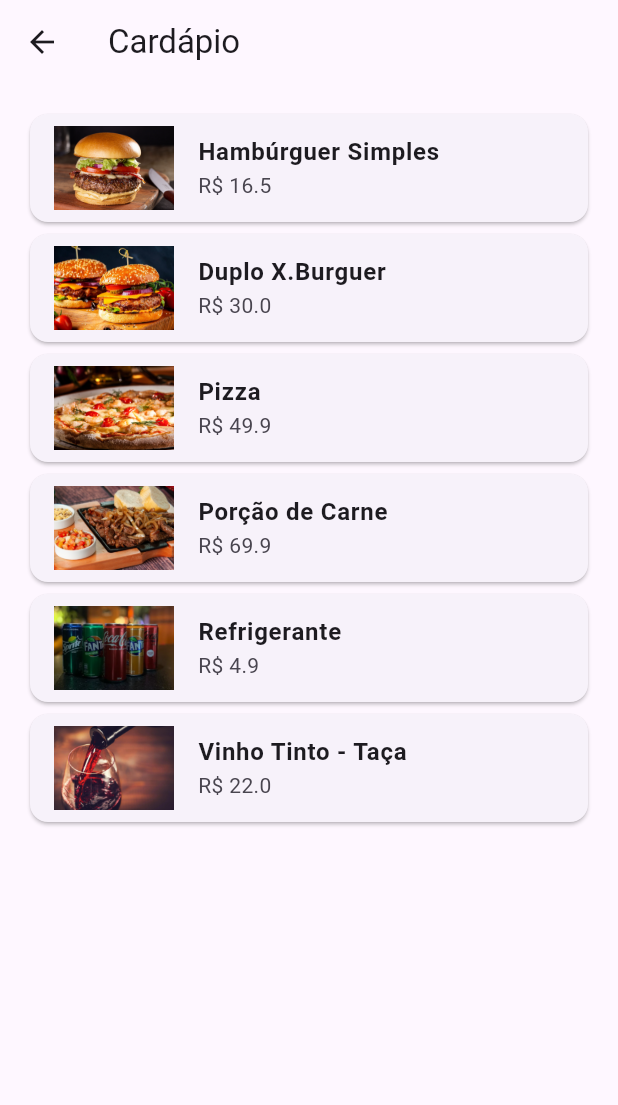
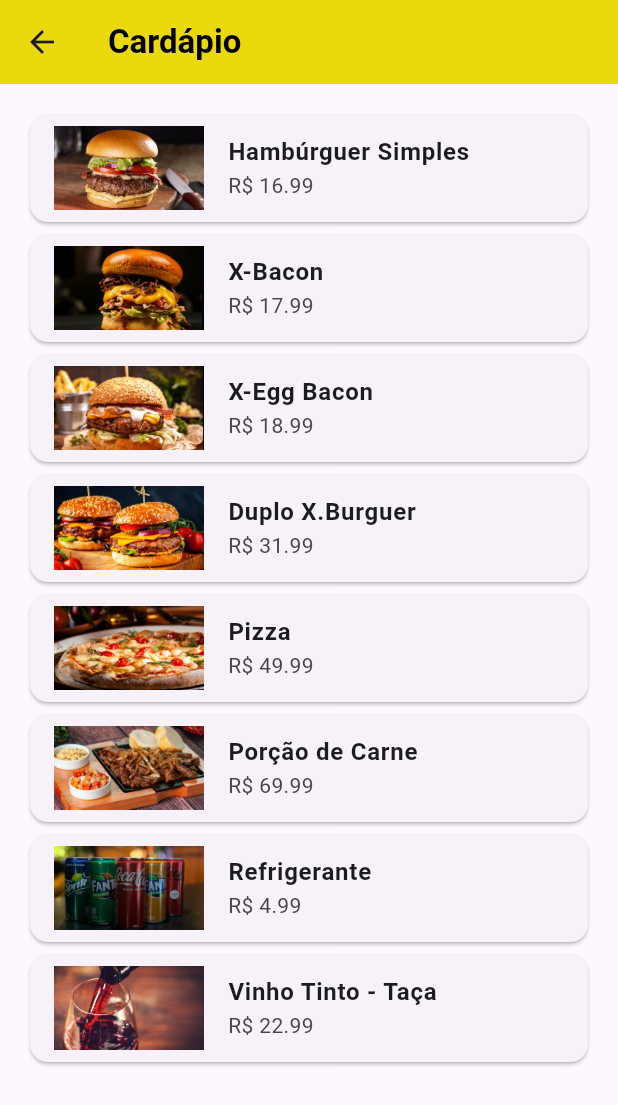
Before and after one commit to MateusOliveira991/APP_lanchonete_Flutter, a Flutter app: the screen it shows after launch, on a phone screen of 412 x 824 dp. Shown: the top 1105 px of the screen. Run offline on Flutter 3.47's test engine with Material 3 defaults, Android fonts, the phone set to English and light mode, and no system bars.

Commit message:
Feat: Estilização página de cardápio

```diff
--- a/lib/core/app_imagens.dart
+++ b/lib/core/app_imagens.dart
@@ -8,4 +8,6 @@ class AppImages{
   static const String pagina5 = 'assets/images/porcao.png';
   static const String pagina6 = 'assets/images/bebida.png';
   static const String pagina7 = 'assets/images/vinho.png';
+  static const String pagina8 = 'assets/images/bacon.png';
+  static const String pagina9 = 'assets/images/egg.png';
 }
--- a/lib/core/app_widget.dart
+++ b/lib/core/app_widget.dart
@@ -3,7 +3,7 @@ import 'package:lanchonete/core/app_colors.dart';
 import 'package:lanchonete/pages/Cardapio/cardapio_page.dart';
 import 'package:lanchonete/pages/Home/home_page.dart';
 import 'package:lanchonete/pages/Login/login_page.dart';
-import 'package:lanchonete/pages/Cardapio/cardapio_page.dart';
+
 
 
 
@@ -13,7 +13,7 @@ import 'package:lanchonete/pages/Cardapio/cardapio_page.dart';
   @override
   Widget build(BuildContext context) {
     return MaterialApp(
-      title: 'Cardápio',
+      title: 'Speak Bar aplicativo',
       theme: ThemeData(
         primaryColor: AppColors.primary,
         accentColor: AppColors.secondary,
--- a/lib/pages/Cardapio/cardapio_page.dart
+++ b/lib/pages/Cardapio/cardapio_page.dart
@@ -1,28 +1,34 @@
 import 'package:flutter/material.dart';
+import 'package:lanchonete/core/app_textStyles.dart';
+import 'package:lanchonete/core/app_colors.dart';
 
-class CardapioApp extends StatelessWidget {
-  const CardapioApp({super.key});
+class MyApp extends StatelessWidget {
+  const MyApp({Key? key}) : super(key: key);
 
   @override
   Widget build(BuildContext context) {
     return MaterialApp(
       title: 'Cardápio',
       theme: ThemeData(
-        primarySwatch: Colors.blue,
+        primaryColor: AppColors.primary,
       ),
-      home: const CardapioPage(),
+      home: CardapioPage(),
     );
   }
 }
 
 class CardapioPage extends StatelessWidget {
-  const CardapioPage({super.key});
+  const CardapioPage({Key? key}) : super(key: key);
 
   @override
   Widget build(BuildContext context) {
     return Scaffold(
       appBar: AppBar(
-        title: const Text('Cardápio'),
+        title: Text(
+          'Cardápio',
+          style: AppTextStyles.labelTextBlack, // Aplicando o estilo ao título
+        ),
+        backgroundColor: Theme.of(context).primaryColor,
       ),
       body: ListView(
         padding: const EdgeInsets.all(16.0),
@@ -30,32 +36,43 @@ class CardapioPage extends StatelessWidget {
           CardapioItem(
             imagem: 'assets/images/simples.png',
             descricao: 'Hambúrguer Simples',
-            preco: 16.50,
+            preco: 16.99,
           ),
+          CardapioItem(
+            imagem: 'assets/images/bacon.png',
+            descricao: 'X-Bacon',
+            preco: 17.99,
+          ),
+          CardapioItem(
+            imagem: 'assets/images/egg.png',
+            descricao: 'X-Egg Bacon',
+            preco: 18.99,
+          ),
+
           CardapioItem(
             imagem: 'assets/images/duplo.png',
             descricao: 'Duplo X.Burguer',
-            preco: 30.00,
+            preco: 31.99,
           ),
           CardapioItem(
             imagem: 'assets/images/pizza.png',
             descricao: 'Pizza',
-            preco: 49.90,
+            preco: 49.99,
           ),
           CardapioItem(
             imagem: 'assets/images/porcao.png',
             descricao: 'Porção de Carne',
-            preco: 69.90,
+            preco: 69.99,
           ),
           CardapioItem(
             imagem: 'assets/images/bebida.png',
             descricao: 'Refrigerante',
-            preco: 4.90,
+            preco: 4.99,
           ),
           CardapioItem(
             imagem: 'assets/images/vinho.png',
             descricao: 'Vinho Tinto - Taça',
-            preco: 22.00,
+            preco: 22.99,
           ),
         ],
       ),
@@ -69,11 +86,11 @@ class CardapioItem extends StatelessWidget {
   final double preco;
 
   const CardapioItem({
-    super.key,
+    Key? key,
     required this.imagem,
     required this.descricao,
     required this.preco,
-  });
+  }) : super(key: key);
 
   @override
   Widget build(BuildContext context) {
@@ -81,8 +98,8 @@ class CardapioItem extends StatelessWidget {
       child: ListTile(
         leading: Image.asset(
           imagem,
-          width: 80,
-          height: 80,
+          width: 100,
+          height: 100,
           fit: BoxFit.cover,
         ),
         title: Text(
--- a/pubspec.yaml
+++ b/pubspec.yaml
@@ -68,6 +68,8 @@ flutter:
     - assets/images/porcao.png
     - assets/images/bebida.png
     - assets/images/vinho.png
+    - assets/images/bacon.png
+    - assets/images/egg.png
 
 
 
```
Also changed, not shown: assets/images/bacon.png (added), assets/images/egg.png (added).
